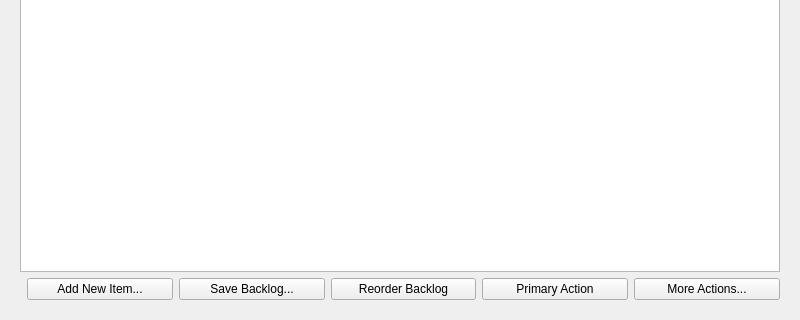
Old version of the form gui/cr_management_page.ui in the repository mariolewis/asdf_factory; both pictures show x 0 to 800 and y 280 to 600 of the 800 by 600 pixel window.
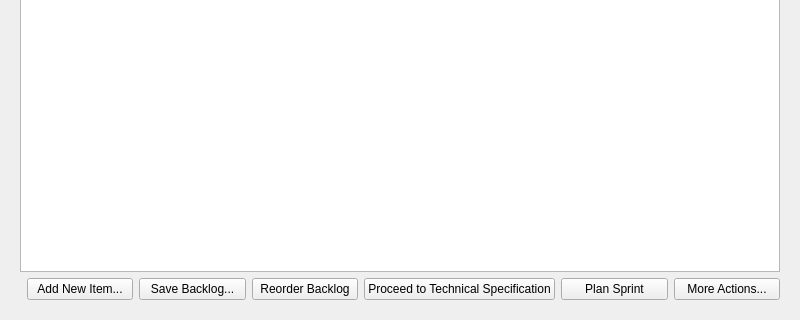
New version of the form.

The edit to the form file:
```diff
--- a/gui/cr_management_page.ui
+++ b/gui/cr_management_page.ui
@@ -103,10 +103,17 @@
            </property>
           </widget>
          </item>
+         <item>
+          <widget class="QPushButton" name="proceedToTechSpecButton">
+           <property name="text">
+            <string>Proceed to Technical Specification</string>
+           </property>
+          </widget>
+         </item>
          <item>
           <widget class="QPushButton" name="primaryActionButton">
            <property name="text">
-            <string>Primary Action</string>
+            <string>Plan Sprint</string>
            </property>
           </widget>
          </item>
```
